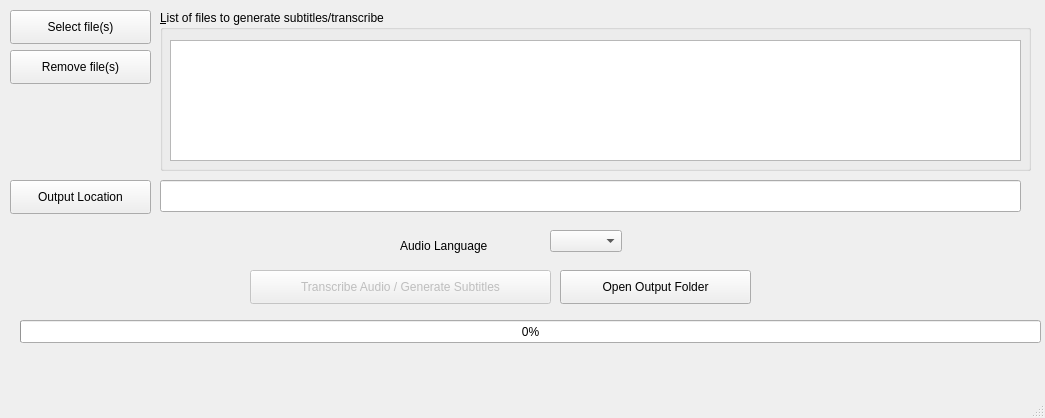
Above: pyqtautosub/gui/gui.ui from agermanidis/autosub before the change. Below: the same form after it.
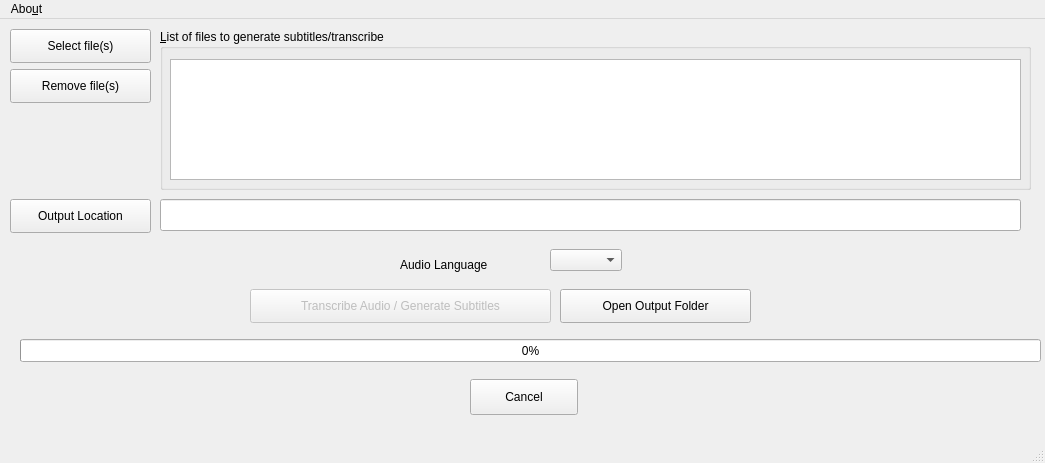
That is the form after the change.

Commit message: Menu buttons and cancel button

```diff
--- a/pyqtautosub/gui/gui.ui
+++ b/pyqtautosub/gui/gui.ui
@@ -7,7 +7,7 @@
     <x>0</x>
     <y>0</y>
     <width>1045</width>
-    <height>418</height>
+    <height>463</height>
    </rect>
   </property>
   <property name="windowTitle">
@@ -195,6 +195,19 @@
      <string/>
     </property>
    </widget>
+   <widget class="QPushButton" name="bCancel">
+    <property name="geometry">
+     <rect>
+      <x>470</x>
+      <y>360</y>
+      <width>108</width>
+      <height>36</height>
+     </rect>
+    </property>
+    <property name="text">
+     <string>Cancel</string>
+    </property>
+   </widget>
   </widget>
   <widget class="QMenuBar" name="menubar">
    <property name="geometry">
@@ -205,6 +218,14 @@
      <height>32</height>
     </rect>
    </property>
+   <widget class="QMenu" name="menuAbout">
+    <property name="title">
+     <string>Abo&amp;ut</string>
+    </property>
+    <addaction name="actionLicense"/>
+    <addaction name="actionAbout_pyQtAutosub"/>
+   </widget>
+   <addaction name="menuAbout"/>
   </widget>
   <widget class="QStatusBar" name="statusbar"/>
  </widget>
```
Left out of the diff: 10 changed lines with no effect on the pictures. The commit also changes 1 other file.
